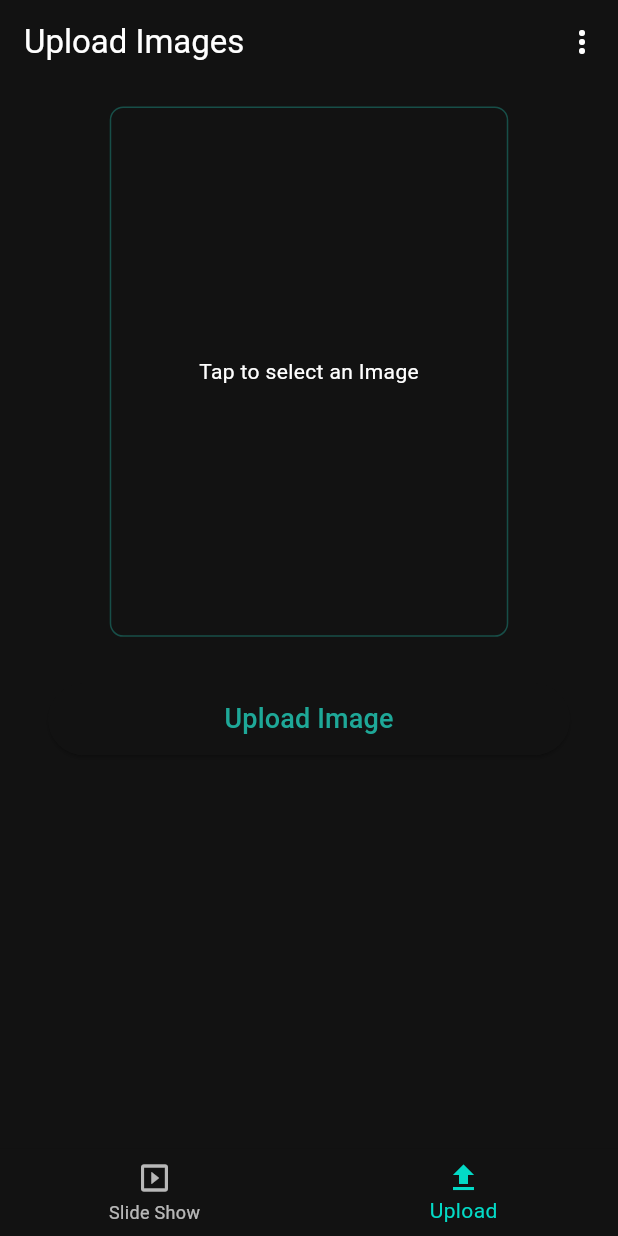
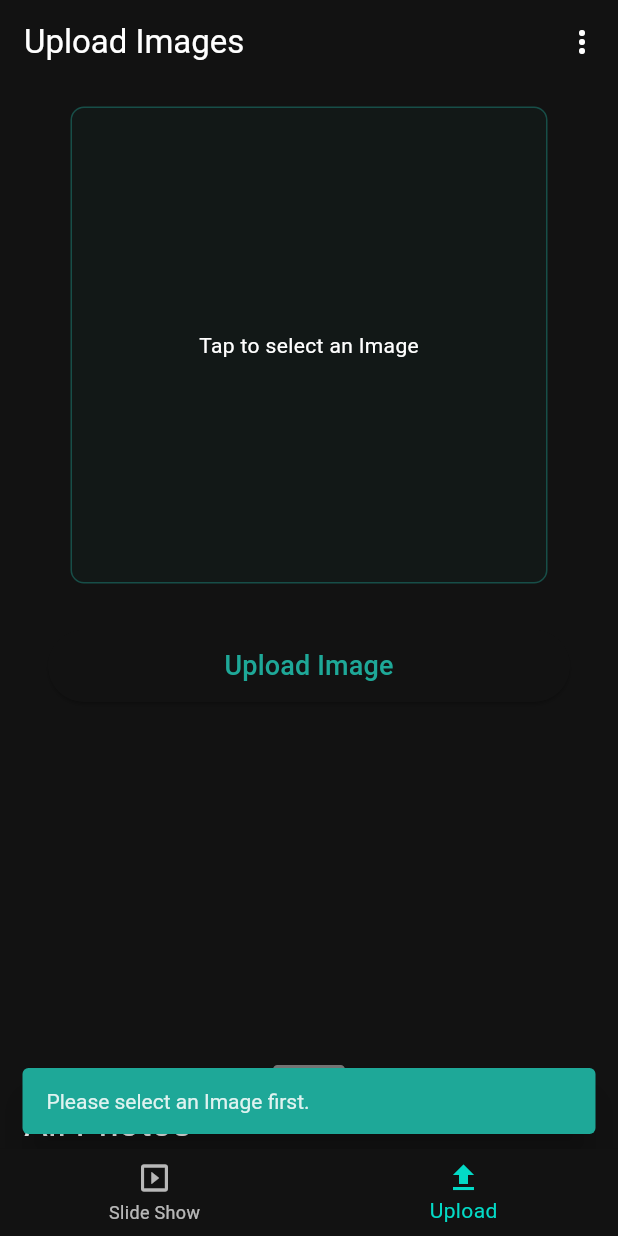
Before and after one commit to DhairyaCodes/facesearch, a Flutter app: the screen it shows once a user with an empty profile is signed in, item 2 of the bottom bar chosen, after a tap on "Upload Image", on a phone screen of 412 x 824 dp. Run offline on Flutter 3.47's test engine with Material 3 defaults, Android fonts, the phone set to English and light mode, and no system bars; our stand-ins replace cloud_firestore, firebase_auth, firebase_core, firebase_storage, google_sign_in, image_picker and 1 more; accounts and stored records are empty; statements that could not run were skipped.

Commit message:
Final Commit

```diff
--- a/lib/main.dart
+++ b/lib/main.dart
@@ -40,12 +40,12 @@ class MyApp extends StatelessWidget {
       // darkTheme: ThemeData(useMaterial3: true),
       themeMode: ThemeMode.dark,
       theme: ThemeData(
-        colorScheme: ColorScheme.dark(primary: kgreen, outline: kgreen.withOpacity(0.4)),
+        colorScheme:
+            ColorScheme.dark(primary: kgreen, outline: kgreen.withOpacity(0.4)),
         snackBarTheme: SnackBarThemeData(
-          // actionBackgroundColor: kgreen.withOpacity(0.7),
-          backgroundColor: kgreen.withOpacity(0.5),
-          contentTextStyle: TextStyle(color: kwhite)
-        ),
+            // actionBackgroundColor: kgreen.withOpacity(0.7),
+            backgroundColor: kgreen,
+            contentTextStyle: TextStyle(color: kwhite)),
         useMaterial3: true,
       ),
       debugShowCheckedModeBanner: false,
--- /dev/null
+++ b/lib/reusable/custom_snackbar.dart
@@ -0,0 +1,13 @@
+import 'package:flutter/material.dart';
+
+void showCustomSnackBar(BuildContext context, String message) {
+  final snackBar = SnackBar(
+    behavior: SnackBarBehavior.floating,
+    elevation: 10,
+    duration: Duration(seconds: 3),
+    content: Text(message),
+    dismissDirection: DismissDirection.horizontal,
+  );
+
+  ScaffoldMessenger.of(context).showSnackBar(snackBar);
+}
--- a/lib/screens/slide_show_screen.dart/slide_show_screen.dart
+++ b/lib/screens/slide_show_screen.dart/slide_show_screen.dart
@@ -3,6 +3,7 @@ import 'dart:math';
 import 'package:cloud_firestore/cloud_firestore.dart';
 import 'package:facesearch/global/colors.dart';
 import 'package:firebase_auth/firebase_auth.dart';
+import 'package:flutter/cupertino.dart';
 import 'package:flutter/material.dart';
 import 'package:flutter/widgets.dart';
 
@@ -51,12 +52,18 @@ class _SlideShowScreenState extends State<SlideShowScreen> {
         alignment: Alignment.center,
         child: Column(
           children: [
+            Stack(
+              clipBehavior: Clip.none,
+              children: [
                 Container(
                   width: width - 32,
-              height: width * 4 / 3,
+                  height: (width - 32),
                   clipBehavior: Clip.antiAlias,
                   decoration: BoxDecoration(
-                border: Border.all(color: kgreen.withOpacity(0.4), strokeAlign: BorderSide.strokeAlignOutside, width: 4),
+                    border: Border.all(
+                        color: kgreen.withOpacity(0.4),
+                        strokeAlign: BorderSide.strokeAlignOutside,
+                        width: 4),
                     borderRadius: BorderRadius.circular(
                       8,
                     ),
@@ -84,8 +91,22 @@ class _SlideShowScreenState extends State<SlideShowScreen> {
                     },
                   ),
                 ),
+                Positioned(
+                  bottom: -64,
+                  right: -24,
+                  child: SizedBox(
+                    height: height * 0.18,
+                    width: height * 0.18,
+                    child: Image.asset(
+                      "assets/leaf.png",
+                      fit: BoxFit.cover,
+                    ),
+                  ),
+                ),
+              ],
+            ),
             SizedBox(
-              height: 16,
+              height: 48,
             ),
             Text(
               "Your Slide Show!",
--- /dev/null
+++ b/lib/screens/tab_screen/photo_gallery.dart
@@ -0,0 +1,150 @@
+import 'package:facesearch/global/colors.dart';
+import 'package:facesearch/reusable/custom_snackbar.dart';
+import 'package:firebase_auth/firebase_auth.dart';
+import 'package:flutter/material.dart';
+import 'package:cloud_firestore/cloud_firestore.dart';
+import 'package:firebase_storage/firebase_storage.dart';
+import 'package:flutter_staggered_grid_view/flutter_staggered_grid_view.dart';
+
+class GalleryGrid extends StatefulWidget {
+  bool
+      animationControllerValue; // Pass _animationController value as a parameter
+  GalleryGrid({required this.animationControllerValue});
+
+  @override
+  _GalleryGridState createState() => _GalleryGridState();
+}
+
+class _GalleryGridState extends State<GalleryGrid> {
+  List<String>? _imageUrls;
+  List<String> _selectedImages = [];
+
+  @override
+  void initState() {
+    super.initState();
+    _fetchImages();
+  }
+
+  Future<void> _fetchImages() async {
+    final uid = FirebaseAuth.instance.currentUser!.uid;
+    final querySnapshot = await FirebaseFirestore.instance
+        .collection('images')
+        .doc(uid)
+        .collection('userImages')
+        .get();
+    setState(() {
+      _imageUrls =
+          querySnapshot.docs.map((doc) => doc['url'] as String).toList();
+    });
+  }
+
+  Future<void> _deleteSelectedImages() async {
+    for (final imageUrl in _selectedImages) {
+      // Delete image from Firebase Storage
+      await FirebaseStorage.instance.refFromURL(imageUrl).delete();
+
+      // Delete image URL from Firestore
+      final imageRef = await FirebaseFirestore.instance
+          .collection('images')
+          .doc(FirebaseAuth.instance.currentUser!.uid)
+          .collection('userImages')
+          .where('url', isEqualTo: imageUrl)
+          .get();
+      for (final doc in imageRef.docs) {
+        await doc.reference.delete();
+      }
+    }
+
+    showCustomSnackBar(context, "Deleted Successfully!");
+
+    setState(() {
+      _selectedImages.clear();
+      _imageUrls = null;
+      _fetchImages();
+    });
+  }
+
+  @override
+  Widget build(BuildContext context) {
+    final width = MediaQuery.of(context).size.width;
+    if (widget.animationControllerValue == true) {
+      setState(() {
+        _selectedImages.clear();
+        _imageUrls = null;
+        _fetchImages();
+        widget.animationControllerValue = false;
+      });
+    }
+    return Column(
+      children: [
+        Container(
+          margin: EdgeInsets.symmetric(vertical: 16),
+          width: width,
+          child: Row(
+            mainAxisAlignment: MainAxisAlignment.spaceBetween,
+            children: [
+              Text(
+                "All Photos",
+                style: TextStyle(fontSize: 24),
+                textAlign: TextAlign.left,
+              ),
+              _selectedImages.length > 0
+                  ? IconButton(
+                      onPressed: _deleteSelectedImages,
+                      icon: Icon(Icons.delete),
+                    )
+                  : Container(),
+            ],
+          ),
+        ),
+        _imageUrls == null
+            ? Center(child: CircularProgressIndicator())
+            : StaggeredGridView.countBuilder(
+                physics: NeverScrollableScrollPhysics(
+                    parent: NeverScrollableScrollPhysics()),
+                crossAxisCount: 2,
+                shrinkWrap: true,
+                itemCount: _imageUrls!.length,
+                itemBuilder: (BuildContext context, int index) =>
+                    GestureDetector(
+                  onTap: () {
+                    setState(() {
+                      if (_selectedImages.contains(_imageUrls![index])) {
+                        _selectedImages.remove(_imageUrls![index]);
+                      } else {
+                        _selectedImages.add(_imageUrls![index]);
+                      }
+                    });
+                  },
+                  child: Container(
+                    decoration: BoxDecoration(
+                      border: Border.all(
+                        color: _selectedImages.contains(_imageUrls![index])
+                            ? kgreen.withOpacity(1)
+                            : Colors.transparent,
+                        width: 2,
+                      ),
+                      borderRadius: BorderRadius.circular(8),
+                      image: DecorationImage(
+                        image: NetworkImage(_imageUrls![index]),
+                        fit: BoxFit.cover,
+                        colorFilter:
+                            _selectedImages.contains(_imageUrls![index])
+                                ? ColorFilter.mode(
+                                    kblack.withOpacity(0.5), BlendMode.overlay)
+                                : null,
+                      ),
+                      // color: kgreen,
+                    ),
+                    height: (width - 32) / 2,
+                    // width: 64,
+                  ),
+                ),
+                staggeredTileBuilder: (int index) => StaggeredTile.fit(1),
+                mainAxisSpacing: 4.0,
+                crossAxisSpacing: 4.0,
+              )
+      ],
+    );
+  }
+}
--- a/lib/screens/tab_screen/tab_screen.dart
+++ b/lib/screens/tab_screen/tab_screen.dart
@@ -1,6 +1,12 @@
+import 'package:facesearch/global/colors.dart';
+import 'package:facesearch/screens/tab_screen/photo_gallery.dart';
 import 'package:facesearch/screens/upload_screen/upload_screen.dart';
 import 'package:firebase_auth/firebase_auth.dart';
+import 'package:flutter/cupertino.dart';
 import 'package:flutter/material.dart';
+import 'package:flutter/rendering.dart';
+import 'package:flutter/widgets.dart';
+import 'package:google_sign_in/google_sign_in.dart';
 
 import '../slide_show_screen.dart/slide_show_screen.dart';
 
@@ -15,10 +21,74 @@ class TabScreen extends StatefulWidget {
 class _TabScreenState extends State<TabScreen> {
   final _pages = [SlideShowScreen(), UploadScreen()];
   int _selectedIdx = 0;
+  bool _animationController = false;
+  ValueNotifier<bool> _animationControllerNotifier = ValueNotifier<bool>(false); // ValueNotifier to track _animationController state
+
+  ScrollController _scrollController = ScrollController();
 
   @override
   Widget build(BuildContext context) {
+    final width = MediaQuery.of(context).size.width;
     return Scaffold(
+      bottomSheet: GestureDetector(
+        onTap: () {
+          setState(() {
+            _animationController = !_animationController;
+            // _scrollController.jumpTo(0);
+            _scrollController.animateTo(0, duration: Duration(seconds: 1), curve: Curves.easeOut);
+          });
+        },
+        child: SingleChildScrollView(
+          child: AnimatedContainer(
+            height: _animationController == false
+                ? 72
+                : MediaQuery.of(context).size.height / 2,
+            width: width,
+            duration: Duration(milliseconds: 300),
+            curve: Curves.easeInOut,
+            child: SingleChildScrollView(
+              controller: _scrollController,
+              physics: _animationController == false ? NeverScrollableScrollPhysics() : AlwaysScrollableScrollPhysics(),
+              padding: EdgeInsets.fromLTRB(16, 16, 16, 32),
+              child: Column(
+                children: [
+                  Container(
+                    width: 48,
+                    height: 6,
+                    decoration: BoxDecoration(
+                      border: Border.all(width: 2, color: kgrey),
+                      borderRadius: BorderRadius.circular(8),
+                      color: kgrey,
+                    ),
+                    constraints: BoxConstraints(
+                      maxWidth: 48, // Set maximum width
+                      maxHeight: 6, // Set maximum height
+                    ),
+                  ),
+
+                  ValueListenableBuilder<bool>(
+                    valueListenable: _animationControllerNotifier,
+                    builder: (context, value, child) {
+                      return GalleryGrid(animationControllerValue: _animationController);
+                    },
+                  ),
+
+                ],
+              ),
+            ),
+          ),
+        ),
+      ),
+      //   height: 60,
+      //   width: width,
+      //   transform: ,
+      //   duration: Duration(seconds: 4),
+      //   child: Column(
+      //     children: [
+      //       Text("All Photos"),
+      //     ],
+      //   ),
+      // ),
       appBar: AppBar(
         title: Text(_selectedIdx == 0 ? "Face Search" : "Upload Images"),
         actions: [
@@ -42,11 +112,9 @@ class _TabScreenState extends State<TabScreen> {
                 elevation: 8.0,
               ).then((value) async {
                 if (value != null) {
-                  if(value == 1){
+                  if (value == 1) {
                     await FirebaseAuth.instance.signOut();
-                    // setState(() {
-
-                    // });
+                    await GoogleSignIn().signOut();
                   }
                 }
               });
@@ -75,6 +143,8 @@ class _TabScreenState extends State<TabScreen> {
         currentIndex: _selectedIdx,
         onTap: (value) => setState(() {
           _selectedIdx = value;
+          _animationController = false;
+          _scrollController.animateTo(0, duration: Duration(seconds: 1), curve: Curves.easeOut);
         }),
       ),
     );
--- a/lib/screens/upload_screen/image_picker.dart
+++ b/lib/screens/upload_screen/image_picker.dart
@@ -7,6 +7,8 @@ import 'package:firebase_storage/firebase_storage.dart';
 import 'package:flutter/material.dart';
 import 'package:flutter/widgets.dart';
 import 'package:image_picker/image_picker.dart' as Img;
+
+import '../../reusable/custom_snackbar.dart';
 
 class ImagePicker extends StatefulWidget {
   @override
@@ -36,31 +38,19 @@ class _ImagePickerState extends State<ImagePicker> {
           "url": url,
         },
       );
-      ScaffoldMessenger.of(context).showSnackBar(
-        SnackBar(
-          behavior: SnackBarBehavior.floating,
-          elevation: 10,
-          duration: Duration(seconds: 3),
-          content: Text("Uploaded Successfully!"),
-        ),
-      );
+      showCustomSnackBar(context, "Uploaded Successfully!");
       setState(() {
         _pickImageFile = null;
       });
     } catch (e) {
       print(e);
-      ErrorDialog(context, "Unable to upload image.");
-      ScaffoldMessenger.of(context).showSnackBar(
-        SnackBar(
-          content: Text("An error occured. Please try again."),
-        ),
-      );
+      showCustomSnackBar(context, "An error occured. Please try again.");
     }
   }
 
   void _pickImage(int width) async {
     final imageFile = await Img.ImagePicker().pickImage(
-      source: Img.ImageSource.camera,
+      source: Img.ImageSource.gallery,
       preferredCameraDevice: Img.CameraDevice.rear,
       maxWidth: width * 0.8,
       imageQuality: 100,
@@ -79,8 +69,8 @@ class _ImagePickerState extends State<ImagePicker> {
           GestureDetector(
             onTap: () => _pickImage((width).round()),
             child: Container(
-              width: width * 0.64,
-              height: width * 0.64 * 4 / 3,
+              width: width - 96,
+              height: width - 96,
               clipBehavior: Clip.antiAlias,
               decoration: BoxDecoration(
                   border: Border.all(
@@ -90,32 +80,25 @@ class _ImagePickerState extends State<ImagePicker> {
                   borderRadius: BorderRadius.circular(
                     8,
                   ),
-              ),
+                  color: kgreen.withOpacity(0.04)),
               child: _pickImageFile == null
                   ? Center(child: Text('Tap to select an Image'))
-                  : Image(image: FileImage(_pickImageFile!)),
+                  : Image(
+                      image: FileImage(_pickImageFile!),
+                      fit: BoxFit.cover,
+                    ),
             ),
           ),
           SizedBox(
-            height: 16,
-          ),
-          // TextButton.icon(
-          //   onPressed: () => _pickImage((width).round()),
-          //   icon: Icon(Icons.image),
-          //   label: Text(
-          //     "Add Image",
-          //     style: TextStyle(color: Theme.of(context).primaryColor),
-          //   ),
-          // ),
-          SizedBox(
-            height: 16,
+            height: 32,
           ),
           ElevatedButton(
             style: ButtonStyle(
                 fixedSize: MaterialStatePropertyAll(Size(width, 48))),
             onPressed: () => _pickImageFile != null
                 ? _uploadImage(_pickImageFile as File)
-                : null,
+                : showCustomSnackBar(
+                    context, "Please select an Image first."),
             child: Text(
               "Upload Image",
               style: TextStyle(fontSize: 18),
--- a/pubspec.yaml
+++ b/pubspec.yaml
@@ -34,6 +34,8 @@ dependencies:
   firebase_auth: ^4.19.2
   cloud_firestore: ^4.17.0
   rflutter_alert: ^2.0.7
+  flutter_staggered_grid_view: ^0.4.0
+
 
 
 
@@ -42,6 +44,7 @@ dependencies:
   cupertino_icons: ^1.0.6
   firebase_core: ^2.30.0
   firebase_storage: ^11.7.2
+  google_sign_in: ^6.2.1
 
 dev_dependencies:
   flutter_test:
@@ -69,6 +72,7 @@ flutter:
   assets:
     - assets/google.png
     - assets/logo.png
+    - assets/leaf.png
   #   - images/a_dot_ham.jpeg
 
   # An image asset can refer to one or more resolution-specific "variants", see
```
Also changed, not shown: lib/reusable/dialog_box.dart (+11 -8 lines), lib/screens/auth_page/auth_page.dart (+50 -49 lines), lib/screens/auth_page/auth_widget.dart (+14 -4 lines), assets/icon.png (added), assets/leaf.png (added), assets/logo.png, 6 other files. Lines whose indentation alone changed are shown as unchanged.
